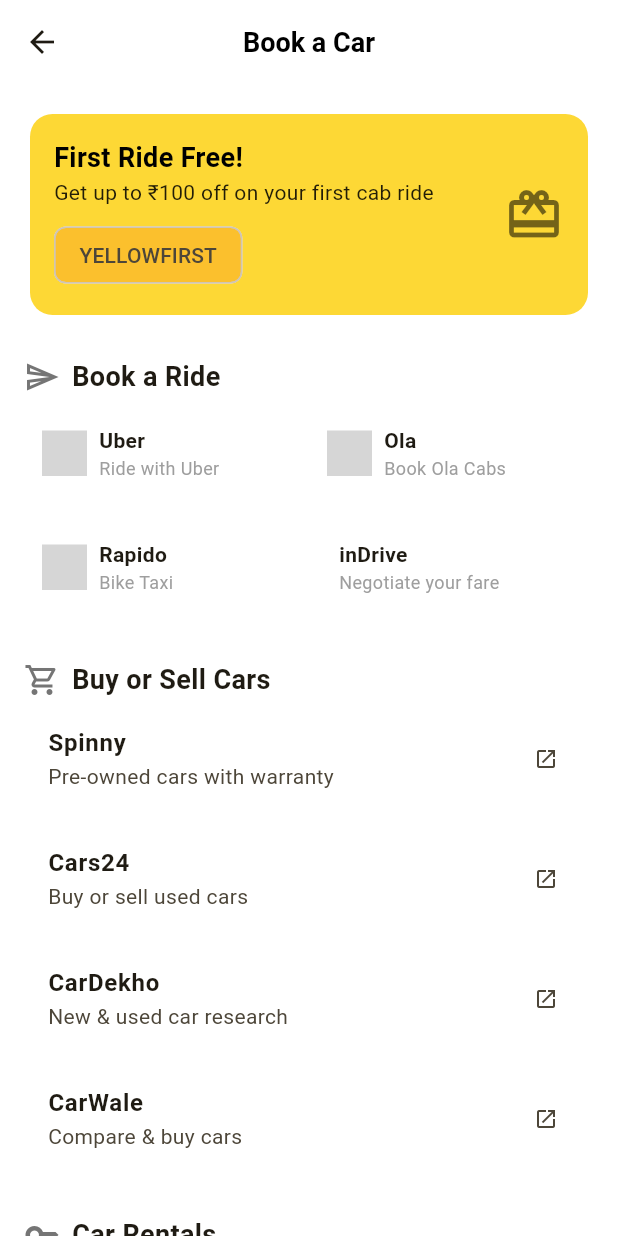
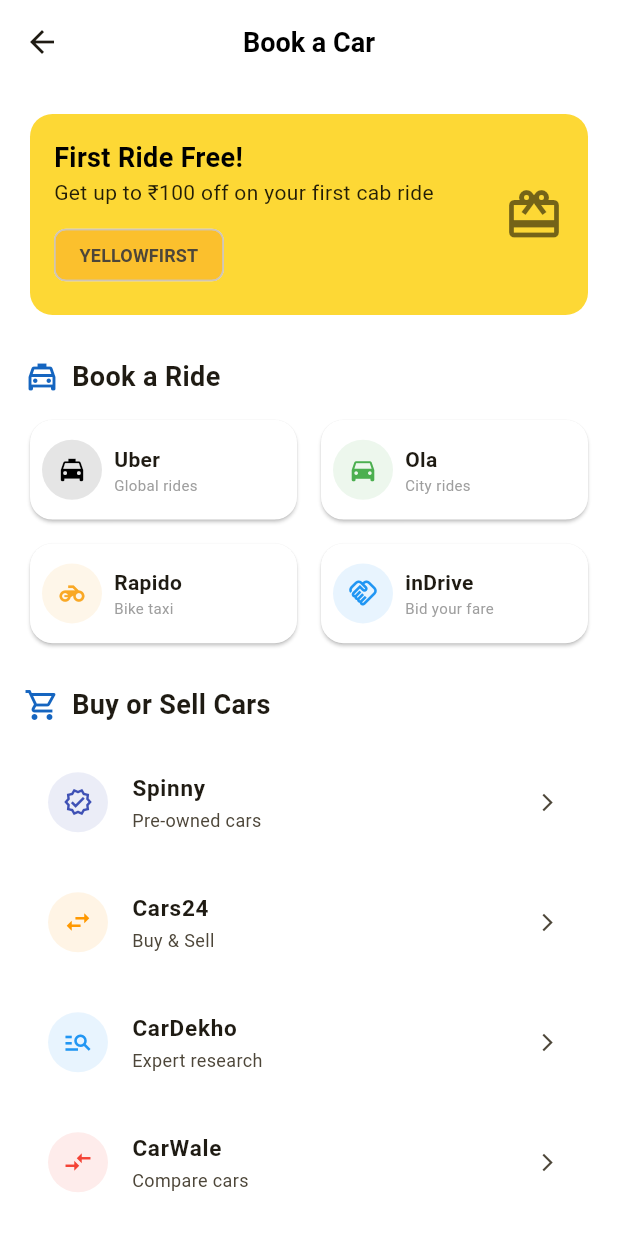
Before and after one commit to maheshpujala-ys/ys_userapp, a Flutter app: the BookACarScreen screen opened directly, on a phone screen of 412 x 824 dp. Run offline on Flutter 3.47's test engine with Material 3 defaults, Android fonts, the phone set to English and light mode, and no system bars; our stand-ins replace dio, flutter_local_notifications, flutter_riverpod, flutter_secure_storage, flutter_svg, google_maps_flutter; accounts and stored records are empty; grey boxes are pictures that could not be loaded.

Commit message:
ui changes has done

```diff
--- a/lib/features/services/screens/book_a_car_screen.dart
+++ b/lib/features/services/screens/book_a_car_screen.dart
@@ -22,7 +22,7 @@
           children: [
             _buildPromoBanner(),
             const SizedBox(height: 24),
-            _buildSectionHeader(icon: Icons.send_outlined, title: 'Book a Ride'),
+            _buildSectionHeader(icon: Icons.local_taxi_outlined, title: 'Book a Ride'),
             _buildRideSharingGrid(),
             const SizedBox(height: 24),
             _buildSectionHeader(icon: Icons.shopping_cart_outlined, title: 'Buy or Sell Cars'),
@@ -51,7 +51,7 @@
                   const Text('First Ride Free!', style: TextStyle(fontWeight: FontWeight.bold, fontSize: 18, color: Colors.black)),
                   const Text('Get up to ₹100 off on your first cab ride', style: TextStyle(color: Colors.black87)),
                   const SizedBox(height: 8),
-                  Chip(label: const Text('YELLOWFIRST'), backgroundColor: Colors.yellow[700]),
+                  Chip(label: const Text('YELLOWFIRST', style: TextStyle(fontWeight: FontWeight.bold, fontSize: 12)), backgroundColor: Colors.yellow[700]),
                 ],
               ),
             ),
@@ -63,12 +63,15 @@
   }
 
   Widget _buildSectionHeader({required IconData icon, required String title}) {
-    return Row(
-      children: [
-        Icon(icon, color: Colors.grey[600]),
-        const SizedBox(width: 8),
-        Text(title, style: const TextStyle(fontSize: 18, fontWeight: FontWeight.bold)),
-      ],
+    return Padding(
+      padding: const EdgeInsets.only(bottom: 12.0),
+      child: Row(
+        children: [
+          Icon(icon, color: Colors.blue[800]),
+          const SizedBox(width: 8),
+          Text(title, style: const TextStyle(fontSize: 18, fontWeight: FontWeight.bold)),
+        ],
+      ),
     );
   }
 
@@ -78,32 +81,38 @@
       physics: const NeverScrollableScrollPhysics(),
       crossAxisCount: 2,
       childAspectRatio: 2.5,
+      crossAxisSpacing: 8,
+      mainAxisSpacing: 8,
       children: [
-        _buildRideServiceCard(name: 'Uber', subtitle: 'Ride with Uber', svgAsset: 'assets/icons/uber_logo.svg'),
-        _buildRideServiceCard(name: 'Ola', subtitle: 'Book Ola Cabs', svgAsset: 'assets/icons/ola_logo.svg'),
-        _buildRideServiceCard(name: 'Rapido', subtitle: 'Bike Taxi', svgAsset: 'assets/icons/rapido_logo.svg'),
-        _buildRideServiceCard(name: 'inDrive', subtitle: 'Negotiate your fare'), // Placeholder
+        _buildRideServiceCard(name: 'Uber', subtitle: 'Global rides', icon: Icons.local_taxi, iconColor: Colors.black),
+        _buildRideServiceCard(name: 'Ola', subtitle: 'City rides', icon: Icons.directions_car, iconColor: Colors.green),
+        _buildRideServiceCard(name: 'Rapido', subtitle: 'Bike taxi', icon: Icons.motorcycle, iconColor: Colors.yellow[800]!),
+        _buildRideServiceCard(name: 'inDrive', subtitle: 'Bid your fare', icon: Icons.handshake_outlined, iconColor: Colors.blue),
       ],
     );
   }
 
-  Widget _buildRideServiceCard({required String name, required String subtitle, String? svgAsset}) {
+  Widget _buildRideServiceCard({required String name, required String subtitle, required IconData icon, required Color iconColor}) {
     return Card(
       shape: RoundedRectangleBorder(borderRadius: BorderRadius.circular(15)),
+      elevation: 1,
       child: Padding(
         padding: const EdgeInsets.all(8.0),
         child: Row(
           children: [
-            if(svgAsset != null)
-              SvgPicture.asset(svgAsset, height: 30, width: 30),
+            CircleAvatar(
+              radius: 20,
+              backgroundColor: iconColor.withOpacity(0.1),
+              child: Icon(icon, size: 20, color: iconColor),
+            ),
             const SizedBox(width: 8),
             Expanded(
               child: Column(
                 crossAxisAlignment: CrossAxisAlignment.start,
                 mainAxisAlignment: MainAxisAlignment.center,
                 children: [
-                  Text(name, style: const TextStyle(fontWeight: FontWeight.bold)),
-                  Text(subtitle, style: const TextStyle(fontSize: 12, color: Colors.grey)),
+                  Text(name, style: const TextStyle(fontWeight: FontWeight.bold, fontSize: 14)),
+                  Text(subtitle, style: const TextStyle(fontSize: 10, color: Colors.grey), overflow: TextOverflow.ellipsis),
                 ],
               ),
             )
@@ -116,22 +125,26 @@
   Widget _buildCarPlatformList() {
     return Column(
       children: [
-        _buildCarPlatformCard(name: 'Spinny', subtitle: 'Pre-owned cars with warranty'),
-        _buildCarPlatformCard(name: 'Cars24', subtitle: 'Buy or sell used cars'),
-        _buildCarPlatformCard(name: 'CarDekho', subtitle: 'New & used car research'),
-        _buildCarPlatformCard(name: 'CarWale', subtitle: 'Compare & buy cars'),
+        _buildCarPlatformCard(name: 'Spinny', subtitle: 'Pre-owned cars', icon: Icons.verified_outlined, color: Colors.indigo),
+        _buildCarPlatformCard(name: 'Cars24', subtitle: 'Buy & Sell', icon: Icons.swap_horiz_outlined, color: Colors.orange),
+        _buildCarPlatformCard(name: 'CarDekho', subtitle: 'Expert research', icon: Icons.manage_search_outlined, color: Colors.blue),
+        _buildCarPlatformCard(name: 'CarWale', subtitle: 'Compare cars', icon: Icons.compare_arrows_outlined, color: Colors.red),
       ],
     );
   }
 
-  Widget _buildCarPlatformCard({required String name, required String subtitle}) {
+  Widget _buildCarPlatformCard({required String name, required String subtitle, required IconData icon, required Color color}) {
     return Card(
       margin: const EdgeInsets.symmetric(vertical: 4),
-      shape: RoundedRectangleBorder(borderRadius: BorderRadius.circular(15)),
+      shape: RoundedRectangleBorder(borderRadius: BorderRadius.circular(12)),
       child: ListTile(
-        title: Text(name, style: const TextStyle(fontWeight: FontWeight.bold)),
-        subtitle: Text(subtitle),
-        trailing: const Icon(Icons.open_in_new, size: 16),
+        leading: CircleAvatar(
+          backgroundColor: color.withOpacity(0.1),
+          child: Icon(icon, color: color, size: 20),
+        ),
+        title: Text(name, style: const TextStyle(fontWeight: FontWeight.bold, fontSize: 15)),
+        subtitle: Text(subtitle, style: const TextStyle(fontSize: 12)),
+        trailing: const Icon(Icons.arrow_forward_ios, size: 14),
       ),
     );
   }
@@ -144,12 +157,25 @@
         child: Column(
           crossAxisAlignment: CrossAxisAlignment.start,
           children: [
-            const Text('Self-Drive', style: TextStyle(fontWeight: FontWeight.bold, fontSize: 16)),
-            const Text('Rent cars without driver', style: TextStyle(color: Colors.grey)),
-            const SizedBox(height: 8),
             Row(
-              children: const [                Chip(label: Text('Zoomcar')),                SizedBox(width: 8),
-                Chip(label: Text('Revv')),
+              children: [
+                CircleAvatar(backgroundColor: Colors.blue[50], child: Icon(Icons.time_to_leave_outlined, color: Colors.blue[800])),
+                const SizedBox(width: 12),
+                Column(
+                  crossAxisAlignment: CrossAxisAlignment.start,
+                  children: const [
+                    Text('Self-Drive', style: TextStyle(fontWeight: FontWeight.bold, fontSize: 16)),
+                    Text('Rent cars without driver', style: TextStyle(color: Colors.grey, fontSize: 12)),
+                  ],
+                ),
+              ],
+            ),
+            const SizedBox(height: 16),
+            Row(
+              children: [
+                _buildRentalChip('Zoomcar', Colors.green),
+                const SizedBox(width: 8),
+                _buildRentalChip('Revv', Colors.deepPurple),
               ],
             )
           ],
@@ -157,4 +183,16 @@
       ),
     );
   }
+
+  Widget _buildRentalChip(String label, Color color) {
+    return Container(
+      padding: const EdgeInsets.symmetric(horizontal: 12, vertical: 6),
+      decoration: BoxDecoration(
+        color: color.withOpacity(0.1),
+        borderRadius: BorderRadius.circular(20),
+        border: Border.all(color: color.withOpacity(0.3)),
+      ),
+      child: Text(label, style: TextStyle(color: color, fontWeight: FontWeight.bold, fontSize: 12)),
+    );
+  }
 }
```
Also changed, not shown: lib/features/parking/screens/find_your_spot_screen.dart (+29 -34 lines), lib/features/residential/screens/residential_screen.dart (+7 -1 lines), lib/features/services/screens/quick_services_screen.dart (+15 -15 lines).
